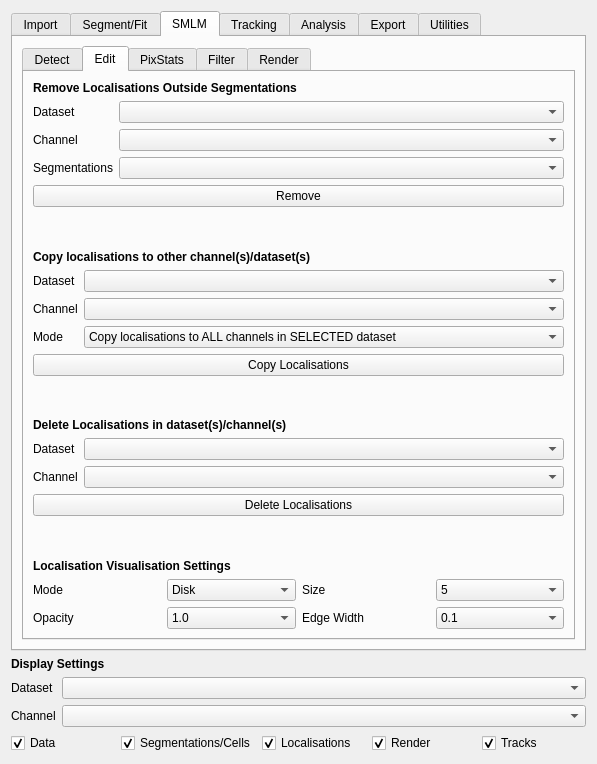
piedrro/napari-moltrack, file src/moltrack/GUI/widget_ui.ui: the form before one commit.
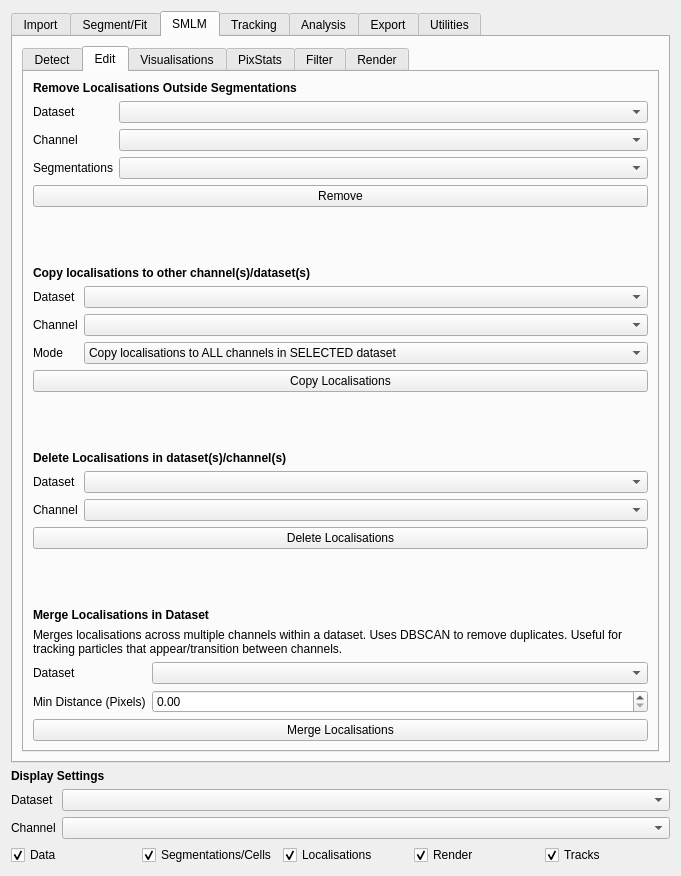
The form after the commit. The open tabs and pages were chosen to show the change.

```diff
--- a/src/moltrack/GUI/widget_ui.ui
+++ b/src/moltrack/GUI/widget_ui.ui
@@ -6,8 +6,8 @@
    <rect>
     <x>0</x>
     <y>0</y>
-    <width>597</width>
-    <height>764</height>
+    <width>681</width>
+    <height>876</height>
    </rect>
   </property>
   <property name="windowTitle">
@@ -2001,6 +2001,67 @@
             </spacer>
            </item>
            <item>
+            <widget class="QLabel" name="label_149">
+             <property name="font">
+              <font>
+               <weight>75</weight>
+               <bold>true</bold>
+              </font>
+             </property>
+             <property name="text">
+              <string>Merge Localisations in Dataset</string>
+             </property>
+            </widget>
+           </item>
+           <item>
+            <widget class="QLabel" name="label_152">
+             <property name="text">
+              <string>Merges localisations across multiple channels within a dataset. Uses DBSCAN to remove duplicates. Useful for tracking particles that appear/transition between channels.</string>
+             </property>
+             <property name="wordWrap">
+              <bool>true</bool>
+             </property>
+            </widget>
+           </item>
+           <item>
+            <layout class="QFormLayout" name="formLayout_18">
+             <item row="0" column="0">
+              <widget class="QLabel" name="label_150">
+               <property name="text">
+                <string>Dataset</string>
+               </property>
+              </widget>
+             </item>
+             <item row="0" column="1">
+              <widget class="QComboBox" name="merge_locs_dataset"/>
+             </item>
+             <item row="1" column="0">
+              <widget class="QLabel" name="label_151">
+               <property name="text">
+                <string>Min Distance (Pixels)</string>
+               </property>
+              </widget>
+             </item>
+             <item row="1" column="1">
+              <widget class="QDoubleSpinBox" name="merge_locs_min_distance"/>
+             </item>
+            </layout>
+           </item>
+           <item>
+            <widget class="QPushButton" name="merge_locs">
+             <property name="text">
+              <string>Merge Localisations</string>
+             </property>
+            </widget>
+           </item>
+          </layout>
+         </widget>
+         <widget class="QWidget" name="tab_31">
+          <attribute name="title">
+           <string>Visualisations</string>
+          </attribute>
+          <layout class="QVBoxLayout" name="verticalLayout_33">
+           <item>
             <widget class="QLabel" name="label_27">
              <property name="font">
               <font>
```
Left out of the diff: 15 changed lines with no effect on the pictures.
